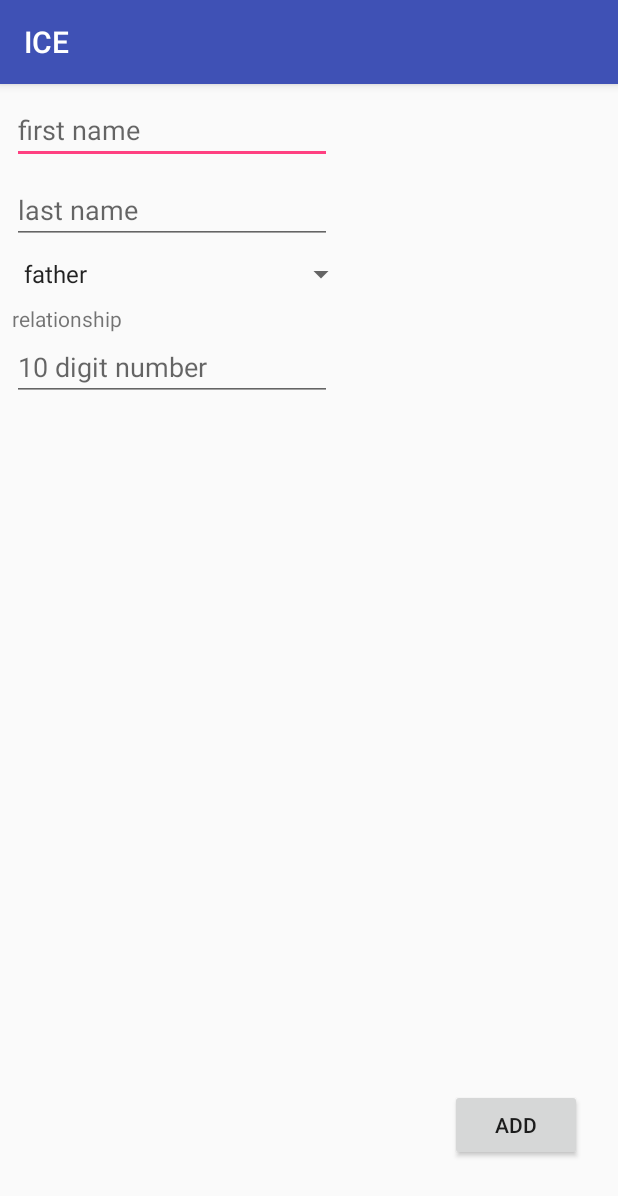
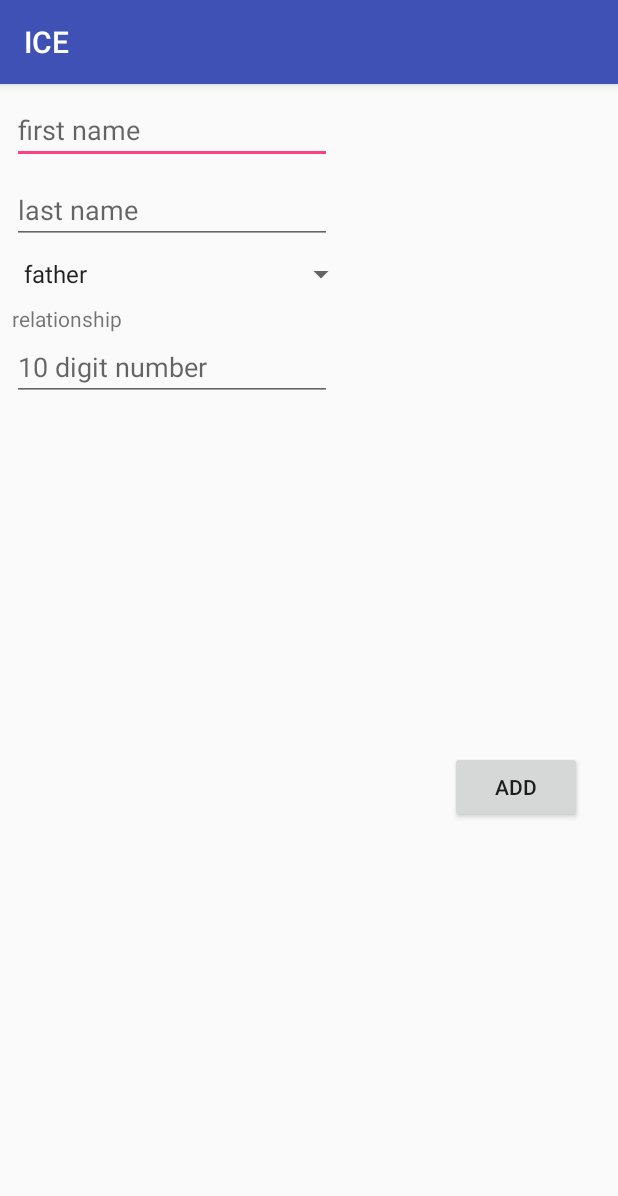
Before and after one commit to jg-grant95/ICE, an Android app: the screen it shows after launch (CreateContactActivity), after a tap on "ADD NEW CONTACT", on a phone screen of 412 x 824 dp. Shown: the top 1196 px of the screen. Run offline under Robolectric (Android 15) with nearby library versions, the phone set to English and light mode, and no system bars; our stand-ins replace Firebase (no records; nobody signed in at launch, a user with empty details on screens opened directly).

```diff
--- a/app/src/main/java/com/example/jerringiselle/ice/Contact.java
+++ b/app/src/main/java/com/example/jerringiselle/ice/Contact.java
@@ -58,7 +58,11 @@ public class Contact {
         return relationship;
     }
 
+    public String toString(){
+        return first_name +" "+ last_name+"\n"+
+                relationship;
 
+    }
 
     public Contact(String first, String last, String num, Relationship rel){
         this.setFirstName(first);
--- a/app/src/main/java/com/example/jerringiselle/ice/MainActivity.java
+++ b/app/src/main/java/com/example/jerringiselle/ice/MainActivity.java
@@ -4,18 +4,66 @@ import android.content.Intent;
 import android.os.Bundle;
 import android.support.v7.app.AppCompatActivity;
 import android.view.View;
+import android.widget.ArrayAdapter;
+import android.widget.Button;
+import android.widget.ListView;
+
+import com.google.firebase.database.DataSnapshot;
+import com.google.firebase.database.DatabaseError;
+import com.google.firebase.database.DatabaseReference;
+import com.google.firebase.database.FirebaseDatabase;
+import com.google.firebase.database.ValueEventListener;
+
+import java.util.ArrayList;
 
 
 public class MainActivity extends AppCompatActivity {
-
+    Button addNewContact;
+    ListView itemList;
+    ArrayList<Contact> contacts = new ArrayList<Contact>();
     @Override
     protected void onCreate(Bundle savedInstanceState) {
         super.onCreate(savedInstanceState);
         setContentView(R.layout.activity_main);
+
+        addNewContact = (Button) findViewById(R.id.addNewContact);
+        itemList = (ListView) findViewById(R.id.contactList);
+        addNewContact.setOnClickListener(new View.OnClickListener() {
+            @Override
+            public void onClick(View view) {
+                Intent intent = new Intent(MainActivity.this, CreateContactActivity.class);
+                startActivity(intent);
+            }
+        });
+
+        FirebaseDatabase database = FirebaseDatabase.getInstance();
+        DatabaseReference myRef = database.getReference();
+
+        myRef.child("contact").addValueEventListener(new ValueEventListener() {
+            @Override
+            public void onDataChange(DataSnapshot dataSnapshot) {
+                for(DataSnapshot ds: dataSnapshot.getChildren()){
+                    Contact contact = ds.getValue(Contact.class);
+                    contacts.add(contact);
+                }
+
+                String[] items = new String[contacts.size()];
+                for(int i = 0; i<contacts.size(); i++){
+                    items[i] = contacts.get(i).toString();
+                }
+
+                itemList.setAdapter(new ArrayAdapter<String>(MainActivity.this, android.R.layout.simple_list_item_1, items));
+
+            }
+
+
+            @Override
+            public void onCancelled(DatabaseError databaseError) {
+
+            }
+        });
+
+
     }
 
-    public void addNewContactClick(View view){
-        Intent intent = new Intent(this, CreateContactActivity.class);
-        startActivity(intent);
-    }
 }
--- a/app/src/main/res/layout/activity_create_contact.xml
+++ b/app/src/main/res/layout/activity_create_contact.xml
@@ -70,6 +70,8 @@
         android:layout_marginRight="24dp"
         app:layout_constraintRight_toRightOf="parent"
         app:layout_constraintBottom_toBottomOf="parent"
-        android:layout_marginBottom="50dp" />
+        android:layout_marginBottom="50dp"
+        android:layout_marginTop="8dp"
+        app:layout_constraintTop_toBottomOf="@+id/phoneNumber" />
 
 </android.support.constraint.ConstraintLayout>
```
Also changed, not shown: app/src/main/res/layout/activity_main.xml (+11 -14 lines).
